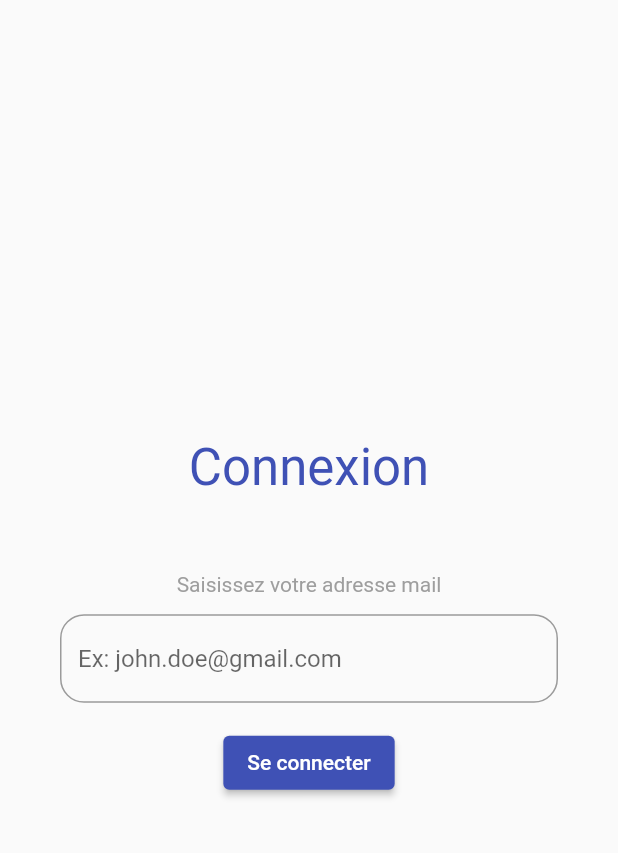
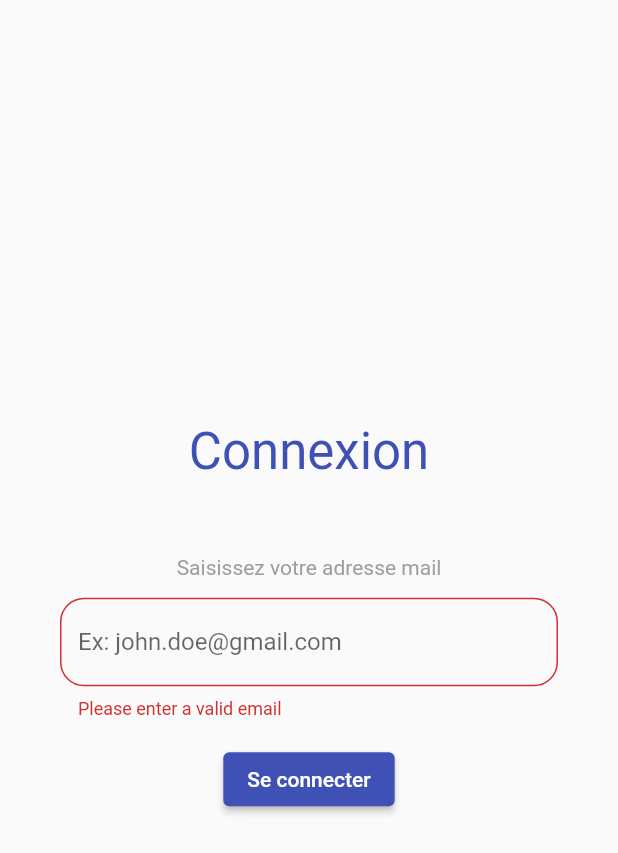
Before and after one commit to MatteoThiebaut/MSPR_app, a Flutter app: the screen it shows after launch, after a tap on "Se connecter", on a phone screen of 412 x 824 dp. Shown: the top 853 px of the screen. Run offline on Flutter 3.47's test engine with Material 2 defaults, Android fonts, the phone set to English and light mode, and no system bars; missing offline and left inert: flutter_barcode_scanner.

Commit message:
Redirection auth

```diff
--- a/lib/Auth.dart
+++ b/lib/Auth.dart
@@ -1,6 +1,27 @@
 import 'package:flutter/material.dart';
+import 'dart:async';
+import 'dart:convert';
+import 'dart:io';
+import 'package:http/http.dart' as http;
 
+Future<http.Response> postRequest (email) async {
+  var url ='http://127.0.0.1:8000/api/login';
+  Map data = {
+    "email" : email
+  };
+  //encode Map to JSON
+  var body = json.encode(data);
 
+  var response = await http.post(Uri.parse(url),
+      headers: {"Content-Type": "application/json"},
+      body: body
+  );
+
+  print("${response.statusCode}");
+  print("${response.body}");
+
+  return response;
+}
 
 class AuthScreen extends StatefulWidget {
   const AuthScreen({super.key});
@@ -13,15 +34,17 @@ class AuthScreen extends StatefulWidget {
 
 
 class _AuthScreenState extends State<AuthScreen> {
+  final GlobalKey<FormState> _formKey = GlobalKey<FormState>();
+  final RegExp emailRegex = RegExp(r'^(([^<>()[\]\\.,;:\s@\"]+(\.[^<>()[\]\\.,;:\s@\"]+)*)|(\".+\"))@((\[[0-9]{1,3}\.[0-9]{1,3}\.[0-9]{1,3}\.[0-9]{1,3}\])|(([a-zA-Z\-0-9]+\.)+[a-zA-Z]{2,}))$');
+  String _email = '';
 
-  String _email = '';
 
   @override
   Widget build(BuildContext context) {
     return SafeArea(
-        child: Scaffold(
+      child: Scaffold(
       body: Center(
-          child: SingleChildScrollView(
+        child: SingleChildScrollView(
         padding: const EdgeInsets.symmetric(horizontal: 40.0),
         child: Column(
           children: [
@@ -33,7 +56,8 @@ class _AuthScreenState extends State<AuthScreen> {
               height: 50.0,
             ),
             Form(
-                child: Column(
+              key: _formKey,
+              child: Column(
               children: [
                 const Text(
                   'Saisissez votre adresse mail',
@@ -44,6 +68,10 @@ class _AuthScreenState extends State<AuthScreen> {
                 ),
                 TextFormField(
                   onChanged: (value) => setState(() => _email = value),
+                  validator: (value) =>
+                    value!.isEmpty || !emailRegex.hasMatch(value)
+                    ? 'Please enter a valid email'
+                    : null,
                   decoration: InputDecoration(
                   hintText: "Ex: john.doe@gmail.com",
                   border: OutlineInputBorder(
@@ -61,7 +89,14 @@ class _AuthScreenState extends State<AuthScreen> {
                     primary: Colors.indigo,
                     onPrimary: Colors.white,
                   ),
-                  onPressed: () => print(_email),
+                  onPressed: () {
+                    if(_formKey.currentState!.validate()) {
+
+                        print(_email);
+                        Navigator.pushNamed(context, '/second');
+
+                    }
+                  },
                   child: const Text('Se connecter'),
                 )
               ],
--- a/lib/main.dart
+++ b/lib/main.dart
@@ -12,9 +12,15 @@ class MyApp extends StatelessWidget {
   // This widget is the root of your application.
   @override
   Widget build(BuildContext context) {
-    return const MaterialApp(
+    return MaterialApp(
       title: 'Flutter Demo',
-      home: AuthScreen(),
+      initialRoute: '/',
+      routes: {
+    // When navigating to the "/" route, build the FirstScreen widget.
+    '/': (context) => const AuthScreen(),
+    // When navigating to the "/second" route, build the SecondScreen widget.
+    '/second': (context) => const qrCodeScreen(),
+      },
     );
   }
 }
--- a/pubspec.yaml
+++ b/pubspec.yaml
@@ -15,6 +15,7 @@ dependencies:
   english_words: ^4.0.0
   provider: ^6.0.0
   flutter_barcode_scanner: ^2.0.0
+  http: ^0.13.5
 
 dev_dependencies:
   flutter_test:
```
Also changed, not shown: pubspec.lock.
